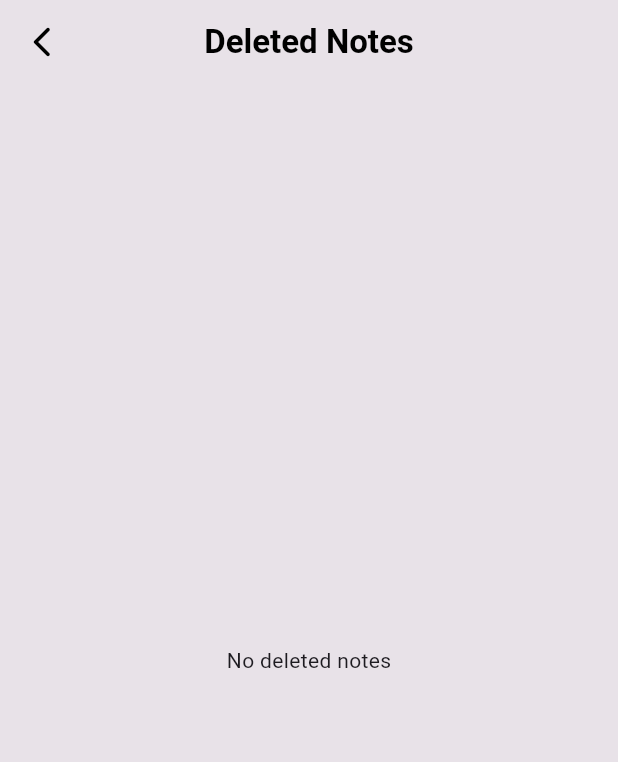
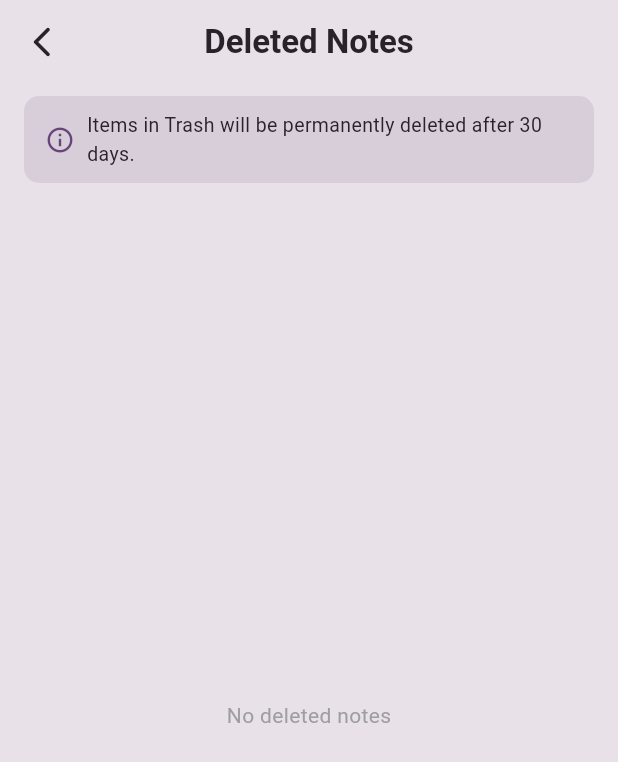
Before and after one commit to malak-mohammed39/notes_app, a Flutter app: the screen it shows after launch, after a tap on "Get Started", after a tap on "SHOW DELETED NOTES", on a phone screen of 412 x 824 dp. Shown: the top 762 px of the screen. Run offline on Flutter 3.47's test engine with Material 3 defaults, Android fonts, the phone set to English and light mode, and no system bars; our stand-ins replace flutter_bloc, hive, hive_flutter; accounts and stored records are empty.

Commit message:
add Dark Mode

```diff
--- /dev/null
+++ b/lib/cubits/notes_cubit/theme_cubit.dart
@@ -0,0 +1,9 @@
+import 'package:flutter_bloc/flutter_bloc.dart';
+
+class ThemeCubit extends Cubit<bool> {
+  ThemeCubit() : super(false);
+
+  void toggleTheme() {
+    emit(!state);
+  }
+}
--- a/lib/main.dart
+++ b/lib/main.dart
@@ -1,18 +1,15 @@
 import 'package:flutter/material.dart';
 import 'package:flutter_bloc/flutter_bloc.dart';
 import 'package:hive_flutter/hive_flutter.dart';
-
+import 'package:notes_app/cubits/notes_cubit/theme_cubit.dart';
 import 'cubits/notes_cubit/notes_cubit.dart';
 import 'models/note_model.dart';
 import 'views/first_page.dart';
 
 void main() async {
   WidgetsFlutterBinding.ensureInitialized();
-
   await Hive.initFlutter();
-
   Hive.registerAdapter(NoteModelAdapter());
-
   await Hive.openBox<NoteModel>('notes_box');
 
   runApp(const NotesApp());
@@ -23,22 +20,31 @@ class NotesApp extends StatelessWidget {
 
   @override
   Widget build(BuildContext context) {
-    return BlocProvider(
-      create: (context) => NotesCubit(),
-      child: MaterialApp(
-        debugShowCheckedModeBanner: false,
-
-        theme: ThemeData(
-          brightness: Brightness.light,
-          pageTransitionsTheme: const PageTransitionsTheme(
-            builders: {
-              TargetPlatform.windows: ZoomPageTransitionsBuilder(),
-              TargetPlatform.android: ZoomPageTransitionsBuilder(),
-            },
-          ),
-        ),
-
-        home: const FirstPage(),
+    return MultiBlocProvider(
+      providers: [
+        BlocProvider(create: (context) => NotesCubit()),
+        BlocProvider(create: (context) => ThemeCubit()),
+      ],
+      child: BlocBuilder<ThemeCubit, bool>(
+        builder: (context, isDark) {
+          return MaterialApp(
+            debugShowCheckedModeBanner: false,
+            themeMode: isDark ? ThemeMode.dark : ThemeMode.light,
+            theme: ThemeData(
+              brightness: Brightness.light,
+              scaffoldBackgroundColor: const Color(0xFFE8E2E8),
+              cardColor: const Color(0xFFC5B8C9),
+              primaryColor: const Color(0xFF5C4B7D),
+            ),
+            darkTheme: ThemeData(
+              brightness: Brightness.dark,
+              scaffoldBackgroundColor: const Color(0xFF1E1B24),
+              cardColor: const Color(0xFF2D2636),
+              primaryColor: const Color(0xFF8A6BB8),
+            ),
+            home: const FirstPage(),
+          );
+        },
       ),
     );
   }
--- a/lib/views/first_page.dart
+++ b/lib/views/first_page.dart
@@ -1,5 +1,6 @@
 import 'package:flutter/material.dart';
-
+import 'package:flutter_bloc/flutter_bloc.dart';
+import '../cubits/notes_cubit/theme_cubit.dart';
 import 'home_page.dart';
 
 class FirstPage extends StatelessWidget {
@@ -7,23 +8,31 @@ class FirstPage extends StatelessWidget {
 
   @override
   Widget build(BuildContext context) {
+    final isDark = context.watch<ThemeCubit>().state;
+
+    final background = isDark
+        ? const Color(0xFF211D23)
+        : const Color(0xFFE8E2E8);
+    final titleText = isDark ? Colors.white : Colors.black;
+    final subtitleText = isDark ? Colors.white70 : Colors.black54;
+    final buttonColor = isDark
+        ? const Color(0xFF4B3158)
+        : const Color.fromARGB(255, 159, 147, 181);
+
     return Scaffold(
-      backgroundColor: const Color(0xFFE8E2E8),
-
+      backgroundColor: background,
       body: SafeArea(
         child: LayoutBuilder(
           builder: (context, constraints) {
             return SingleChildScrollView(
               child: ConstrainedBox(
                 constraints: BoxConstraints(minHeight: constraints.maxHeight),
-
                 child: IntrinsicHeight(
                   child: Padding(
                     padding: const EdgeInsets.symmetric(
                       horizontal: 24,
                       vertical: 25,
                     ),
-
                     child: Column(
                       children: [
                         const Spacer(),
@@ -35,24 +44,22 @@ class FirstPage extends StatelessWidget {
 
                         const SizedBox(height: 30),
 
-                        const Text(
+                        Text(
                           'Create free notes & collaborate\nwith your team',
                           textAlign: TextAlign.center,
-
                           style: TextStyle(
                             fontSize: 28,
                             fontWeight: FontWeight.bold,
-                            color: Colors.black,
+                            color: titleText,
                           ),
                         ),
 
                         const SizedBox(height: 20),
 
-                        const Text(
+                        Text(
                           'Capture your thoughts, organize your daily tasks, and keep everything in one place',
                           textAlign: TextAlign.center,
-
-                          style: TextStyle(fontSize: 18, color: Colors.black54),
+                          style: TextStyle(fontSize: 18, color: subtitleText),
                         ),
 
                         const Spacer(),
@@ -66,21 +73,16 @@ class FirstPage extends StatelessWidget {
                               ),
                             );
                           },
-
                           child: Container(
                             width: double.infinity,
                             height: 55,
-
                             decoration: BoxDecoration(
-                              color: const Color.fromARGB(255, 159, 147, 181),
-
+                              color: buttonColor,
                               borderRadius: BorderRadius.circular(25),
                             ),
-
                             child: const Center(
                               child: Text(
                                 "Get Started",
-
                                 style: TextStyle(
                                   color: Colors.white,
                                   fontSize: 18,
--- a/lib/views/home_page.dart
+++ b/lib/views/home_page.dart
@@ -1,5 +1,6 @@
 import 'package:flutter/material.dart';
 import 'package:flutter_bloc/flutter_bloc.dart';
+import '../cubits/notes_cubit/theme_cubit.dart';
 import 'package:notes_app/views/edit_note_page.dart';
 import 'package:notes_app/views/fav_notes.dart';
 import '../cubits/notes_cubit/notes_cubit.dart';
@@ -24,14 +25,6 @@ class HomePage extends StatefulWidget {
 }
 
 class _HomePageState extends State<HomePage> {
-  bool isDark = false;
-
-  void toggleTheme() {
-    setState(() {
-      isDark = !isDark;
-    });
-  }
-
   @override
   void initState() {
     super.initState();
@@ -40,6 +33,8 @@ class _HomePageState extends State<HomePage> {
 
   @override
   Widget build(BuildContext context) {
+    final isDark = context.watch<ThemeCubit>().state;
+
     final background = isDark
         ? const Color(0xFF211D23)
         : HomePage.backgroundColor;
@@ -62,7 +57,6 @@ class _HomePageState extends State<HomePage> {
         backgroundColor: background,
         elevation: 0,
         centerTitle: true,
-
         title: Text(
           'ALL NOTES',
           style: TextStyle(
@@ -71,17 +65,17 @@ class _HomePageState extends State<HomePage> {
             fontWeight: FontWeight.bold,
           ),
         ),
-
         actions: [
           IconButton(
-            onPressed: toggleTheme,
+            onPressed: () {
+              context.read<ThemeCubit>().toggleTheme();
+            },
             icon: Icon(
               isDark ? Icons.dark_mode : Icons.light_mode,
               color: isDark ? Colors.white : HomePage.purple,
               size: 27,
             ),
           ),
-
           const SizedBox(width: 8),
         ],
       ),
@@ -89,18 +83,15 @@ class _HomePageState extends State<HomePage> {
       // ================= BODY =================
       body: Padding(
         padding: const EdgeInsets.all(16),
-
         child: Column(
           children: [
             // ================= SEARCH BAR =================
             Container(
               height: 50,
               width: double.infinity,
-
               decoration: BoxDecoration(
                 color: searchColor,
                 borderRadius: BorderRadius.circular(12),
-
                 boxShadow: [
                   BoxShadow(
                     color: Colors.black.withOpacity(0.12),
@@ -109,23 +100,16 @@ class _HomePageState extends State<HomePage> {
                   ),
                 ],
               ),
-
               child: TextField(
                 onChanged: (value) {
                   context.read<NotesCubit>().Searching(value);
                 },
-
                 style: const TextStyle(color: Colors.white, fontSize: 16),
-
                 decoration: const InputDecoration(
                   hintText: 'Search notes...',
-
                   hintStyle: TextStyle(color: Colors.white70, fontSize: 16),
-
                   prefixIcon: Icon(Icons.search, color: Colors.white),
-
                   border: InputBorder.none,
-
                   contentPadding: EdgeInsets.symmetric(vertical: 14),
                 ),
               ),
@@ -154,27 +138,22 @@ class _HomePageState extends State<HomePage> {
 
                     return ListView.builder(
                       itemCount: displayCount + (notes.length > 3 ? 1 : 0),
-
                       itemBuilder: (context, index) {
                         // ================= SHOW ALL NOTES =================
-
                         if (index == 3) {
                           return Padding(
                             padding: const EdgeInsets.symmetric(vertical: 8),
-
                             child: InkWell(
                               onTap: () {
                                 Navigator.push(
                                   context,
                                   MaterialPageRoute(
-                                    builder: (context) => AllNotesView(),
+                                    builder: (context) => const AllNotesView(),
                                   ),
                                 );
                               },
-
                               child: Row(
                                 mainAxisAlignment: MainAxisAlignment.center,
-
                                 children: [
                                   Text(
                                     'Show All Notes',
@@ -186,9 +165,7 @@ class _HomePageState extends State<HomePage> {
                                       fontSize: 16,
                                     ),
                                   ),
-
                                   const SizedBox(width: 4),
-
                                   Icon(
                                     Icons.arrow_forward_ios,
                                     size: 14,
@@ -212,46 +189,36 @@ class _HomePageState extends State<HomePage> {
                               ),
                             );
                           },
-
                           child: Container(
                             margin: const EdgeInsets.only(bottom: 12),
-
                             padding: const EdgeInsets.all(14),
-
                             decoration: BoxDecoration(
                               color: card,
                               borderRadius: BorderRadius.circular(12),
                             ),
-
                             child: Row(
                               crossAxisAlignment: CrossAxisAlignment.center,
-
                               children: [
                                 Expanded(
                                   child: Column(
                                     crossAxisAlignment:
                                         CrossAxisAlignment.start,
-
                                     children: [
                                       Text(
                                         note.title,
                                         maxLines: 1,
                                         overflow: TextOverflow.ellipsis,
-
                                         style: TextStyle(
                                           fontSize: 18,
                                           fontWeight: FontWeight.bold,
                                           color: text,
                                         ),
                                       ),
-
                                       const SizedBox(height: 6),
-
                                       Text(
                                         note.content,
                                         maxLines: 2,
                                         overflow: TextOverflow.ellipsis,
-
                                         style: TextStyle(
                                           fontSize: 14,
                                           color: secondaryText,
@@ -260,7 +227,6 @@ class _HomePageState extends State<HomePage> {
                                     ],
                                   ),
                                 ),
-
                                 Row(
                                   mainAxisSize: MainAxisSize.min,
                                   children: [
@@ -269,7 +235,7 @@ class _HomePageState extends State<HomePage> {
                                         note.isFav
                                             ? Icons.favorite
                                             : Icons.favorite_border,
-                                        color: HomePage.darkPurple,
+                                        color: iconColor,
                                         size: 24,
                                       ),
                                       onPressed: () {
@@ -279,7 +245,7 @@ class _HomePageState extends State<HomePage> {
                                     IconButton(
                                       icon: Icon(
                                         Icons.delete_outline_rounded,
-                                        color: HomePage.darkPurple,
+                                        color: iconColor,
                                         size: 24,
                                       ),
                                       onPressed: () {
@@ -312,10 +278,10 @@ class _HomePageState extends State<HomePage> {
               ),
             ),
 
+            // ================= TRASH BUTTON =================
             Material(
               color: Colors.transparent,
               borderRadius: BorderRadius.circular(12),
-
               child: InkWell(
                 onTap: () async {
                   await Navigator.push(
@@ -327,16 +293,12 @@ class _HomePageState extends State<HomePage> {
                     context.read<NotesCubit>().fetchAllNotes();
                   }
                 },
-
                 borderRadius: BorderRadius.circular(12),
-
                 child: Ink(
                   height: 50,
-
                   decoration: BoxDecoration(
                     color: card,
                     borderRadius: BorderRadius.circular(12),
-
                     boxShadow: [
                       BoxShadow(
                         color: Colors.black.withOpacity(0.18),
@@ -345,13 +307,10 @@ class _HomePageState extends State<HomePage> {
                       ),
                     ],
                   ),
-
                   child: Row(
                     children: [
                       const SizedBox(width: 15),
-
                       Icon(Icons.delete, color: iconColor),
-
                       Expanded(
                         child: Center(
                           child: Text(
@@ -364,7 +323,6 @@ class _HomePageState extends State<HomePage> {
                           ),
                         ),
                       ),
-
                       const SizedBox(width: 40),
                     ],
                   ),
@@ -374,10 +332,10 @@ class _HomePageState extends State<HomePage> {
 
             const SizedBox(height: 10),
 
+            // ================= FAVOURITE BUTTON =================
             Material(
               color: Colors.transparent,
               borderRadius: BorderRadius.circular(12),
-
               child: InkWell(
                 onTap: () async {
                   await Navigator.push(
@@ -390,16 +348,12 @@ class _HomePageState extends State<HomePage> {
                     context.read<NotesCubit>().fetchAllNotes();
                   }
                 },
-
                 borderRadius: BorderRadius.circular(12),
-
                 child: Ink(
                   height: 50,
-
                   decoration: BoxDecoration(
                     color: card,
                     borderRadius: BorderRadius.circular(12),
-
                     boxShadow: [
                       BoxShadow(
                         color: Colors.black.withOpacity(0.18),
@@ -408,13 +362,10 @@ class _HomePageState extends State<HomePage> {
                       ),
                     ],
                   ),
-
                   child: Row(
                     children: [
                       const SizedBox(width: 15),
-
                       Icon(Icons.favorite, color: iconColor),
-
                       Expanded(
                         child: Center(
                           child: Text(
@@ -427,7 +378,6 @@ class _HomePageState extends State<HomePage> {
                           ),
                         ),
                       ),
-
                       const SizedBox(width: 40),
                     ],
                   ),
@@ -441,13 +391,10 @@ class _HomePageState extends State<HomePage> {
       ),
 
       floatingActionButtonLocation: FloatingActionButtonLocation.centerDocked,
-
       floatingActionButton: Padding(
         padding: const EdgeInsets.symmetric(horizontal: 20, vertical: 10),
-
         child: Row(
           mainAxisAlignment: MainAxisAlignment.spaceBetween,
-
           children: [
             InkWell(
               onTap: () {
@@ -456,17 +403,13 @@ class _HomePageState extends State<HomePage> {
                   MaterialPageRoute(builder: (context) => const FirstPage()),
                 );
               },
-
               child: Container(
                 height: 50,
-
                 padding: const EdgeInsets.symmetric(horizontal: 16),
-
                 decoration: BoxDecoration(
-                  color: HomePage.darkPurple,
+                  color: isDark ? const Color(0xFF4B3158) : HomePage.darkPurple,
                   borderRadius: BorderRadius.circular(25),
                 ),
-
                 child: const Center(
                   child: Text(
                     "Back",
@@ -479,9 +422,7 @@ class _HomePageState extends State<HomePage> {
                 ),
               ),
             ),
-
             const Spacer(),
-
             FloatingActionButton(
               onPressed: () {
                 Navigator.push(
@@ -489,11 +430,10 @@ class _HomePageState extends State<HomePage> {
                   MaterialPageRoute(builder: (context) => const AddNotePage()),
                 );
               },
-
-              backgroundColor: HomePage.darkPurple,
-
+              backgroundColor: isDark
+                  ? const Color(0xFF4B3158)
+                  : HomePage.darkPurple,
               elevation: 8,
-
               child: const Icon(Icons.add, color: Colors.white, size: 30),
             ),
           ],
--- a/lib/views/trash_page.dart
+++ b/lib/views/trash_page.dart
@@ -1,9 +1,9 @@
 import 'package:flutter/material.dart';
+import 'package:flutter_bloc/flutter_bloc.dart';
 import 'package:hive_flutter/hive_flutter.dart';
+import '../cubits/notes_cubit/theme_cubit.dart';
 import 'package:notes_app/models/note_model.dart';
 import 'package:notes_app/views/home_page.dart';
-import 'package:flutter_bloc/flutter_bloc.dart';
-import '../cubits/notes_cubit/notes_cubit.dart';
 
 class TrashPage extends StatelessWidget {
   const TrashPage({super.key});
@@ -11,26 +11,65 @@ class TrashPage extends StatelessWidget {
   @override
   Widget build(BuildContext context) {
     var notesBox = Hive.box<NoteModel>('notes_box');
+    final isDark = context.watch<ThemeCubit>().state;
+
+    final background = isDark
+        ? const Color(0xFF211D23)
+        : HomePage.backgroundColor;
+    final card = isDark ? const Color(0xFF332C36) : HomePage.cardColor;
+    final text = isDark ? Colors.white : HomePage.textColor;
+    final iconColor = isDark ? Colors.white : HomePage.darkPurple;
 
     return Scaffold(
-      backgroundColor: HomePage.backgroundColor,
+      backgroundColor: background,
       appBar: AppBar(
-        backgroundColor: HomePage.backgroundColor,
+        backgroundColor: background,
         elevation: 0,
         leading: IconButton(
-          icon: const Icon(
-            Icons.arrow_back_ios_new_rounded,
-            color: Colors.black,
-          ),
+          icon: Icon(Icons.arrow_back_ios_new_rounded, color: text),
           onPressed: () => Navigator.pop(context),
         ),
-        title: const Text(
+        title: Text(
           'Deleted Notes',
-          style: TextStyle(color: Colors.black, fontWeight: FontWeight.bold),
+          style: TextStyle(color: text, fontWeight: FontWeight.bold),
         ),
         centerTitle: true,
       ),
-      body: ValueListenableBuilder<Box<NoteModel>>(
+      body: Column(
+        children: [
+          // ================= BANNER =================
+          Container(
+            width: double.infinity,
+            margin: const EdgeInsets.symmetric(horizontal: 16, vertical: 8),
+            padding: const EdgeInsets.symmetric(vertical: 10, horizontal: 14),
+            decoration: BoxDecoration(
+              color: isDark ? const Color(0xFF332C36) : const Color(0xFFD8CEDA),
+              borderRadius: BorderRadius.circular(10),
+            ),
+            child: Row(
+              children: [
+                Icon(
+                  Icons.info_outline,
+                  size: 20,
+                  color: isDark ? Colors.white70 : HomePage.darkPurple,
+                ),
+                const SizedBox(width: 8),
+                Expanded(
+                  child: Text(
+                    'Items in Trash will be permanently deleted after 30 days.',
+                    style: TextStyle(
+                      fontSize: 13,
+                      color: isDark ? Colors.white70 : HomePage.textColor,
+                    ),
+                  ),
+                ),
+              ],
+            ),
+          ),
+
+          // ================= DELETED NOTES LIST =================
+          Expanded(
+            child: ValueListenableBuilder<Box<NoteModel>>(
               valueListenable: notesBox.listenable(),
               builder: (context, box, _) {
                 final deletedNotes = box.values
@@ -38,17 +77,27 @@ class TrashPage extends StatelessWidget {
                     .toList();
 
                 if (deletedNotes.isEmpty) {
-            return const Center(child: Text('No deleted notes'));
+                  return Center(
+                    child: Text(
+                      'No deleted notes',
+                      style: TextStyle(
+                        color: isDark ? Colors.white70 : Colors.grey,
+                      ),
+                    ),
+                  );
                 }
 
                 return ListView.builder(
-            padding: const EdgeInsets.symmetric(horizontal: 16, vertical: 8),
+                  padding: const EdgeInsets.symmetric(
+                    horizontal: 16,
+                    vertical: 8,
+                  ),
                   itemCount: deletedNotes.length,
                   itemBuilder: (context, index) {
                     final note = deletedNotes[index];
 
                     return Card(
-                color: const Color.fromARGB(255, 215, 214, 217),
+                      color: card,
                       elevation: 1,
                       margin: const EdgeInsets.only(bottom: 12),
                       shape: RoundedRectangleBorder(
@@ -57,36 +106,33 @@ class TrashPage extends StatelessWidget {
                       child: ListTile(
                         title: Text(
                           note.title,
-                    style: const TextStyle(
+                          style: TextStyle(
                             fontWeight: FontWeight.bold,
-                      color: Color(0xFF29222B),
+                            color: text,
                           ),
                         ),
                         subtitle: Text(
                           note.content,
                           maxLines: 2,
                           overflow: TextOverflow.ellipsis,
+                          style: TextStyle(
+                            color: isDark ? Colors.white70 : Colors.black87,
+                          ),
                         ),
                         trailing: Row(
                           mainAxisSize: MainAxisSize.min,
                           children: [
                             IconButton(
-                        icon: const Icon(
-                          Icons.restore,
-                          color: Color(0xff5C4B7D),
-                        ),
+                              icon: Icon(Icons.restore, color: iconColor),
                               onPressed: () async {
                                 note.isDeleted = false;
                                 await note.save();
-                          if (context.mounted) {
-                            context.read<NotesCubit>().fetchAllNotes();
-                          }
                               },
                             ),
                             IconButton(
-                        icon: const Icon(
+                              icon: Icon(
                                 Icons.delete_forever,
-                          color: Color(0xff5C4B7D),
+                                color: iconColor,
                               ),
                               onPressed: () async {
                                 await note.delete();
@@ -100,6 +146,9 @@ class TrashPage extends StatelessWidget {
                 );
               },
             ),
+          ),
+        ],
+      ),
     );
   }
 }
--- a/pubspec.yaml
+++ b/pubspec.yaml
@@ -28,6 +28,7 @@ environment:
 # the latest version available on pub.dev. To see which dependencies have newer
 # versions available, run `flutter pub outdated`.
 dependencies:
+
   flutter:
     sdk: flutter
 
```
Also changed, not shown: lib/views/add_note_page.dart (+32 -16 lines), lib/views/all_notes_view.dart (+49 -19 lines), lib/views/edit_note_page.dart (+33 -19 lines), lib/views/fav_notes.dart (+27 -22 lines). Lines whose indentation alone changed are shown as unchanged.
